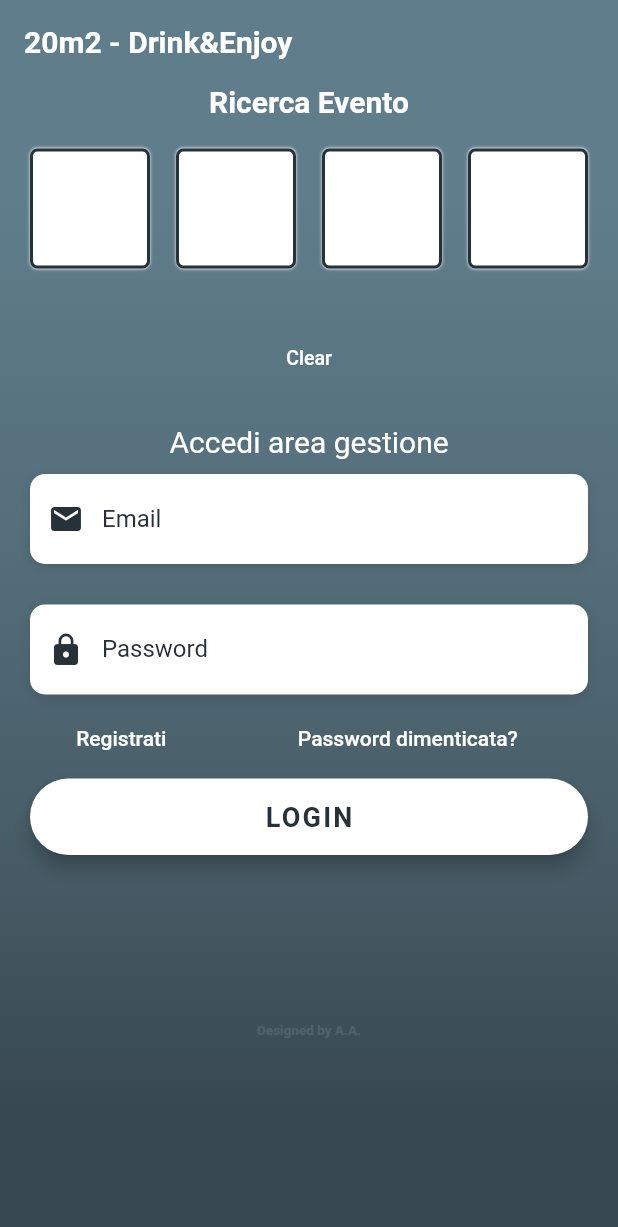
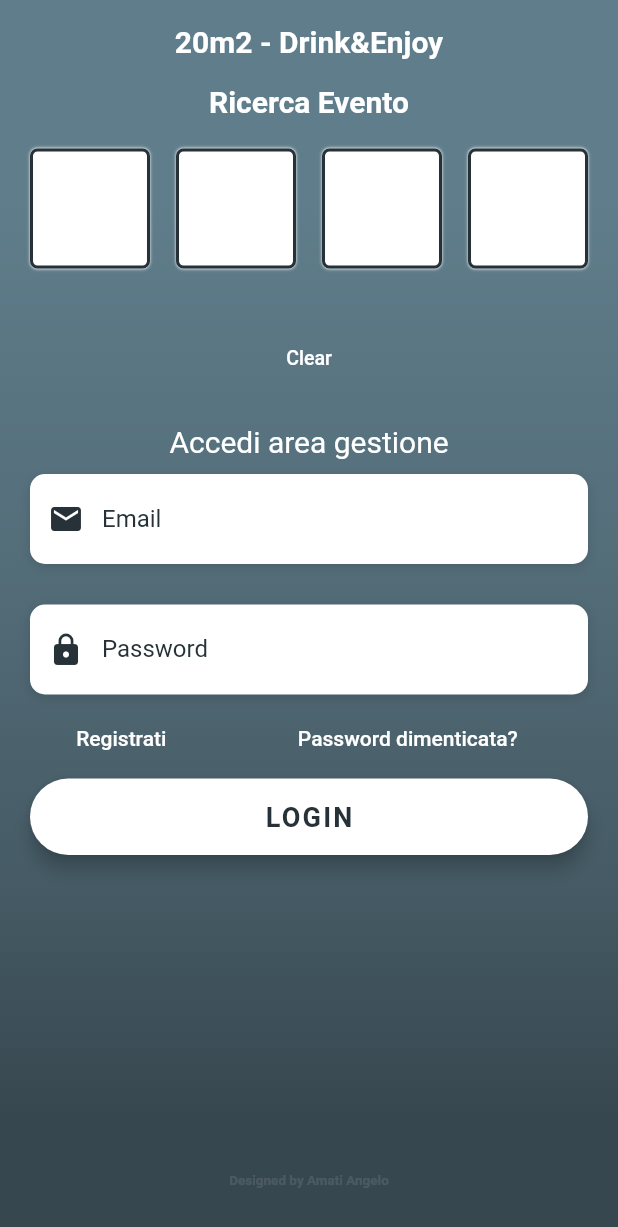
Before and after one commit to amatiangelo90/ventimetri, a Flutter app: the screen it shows after launch, after a tap on "LOGIN", on a phone screen of 412 x 824 dp. Shown: the top 1227 px of the screen. Run offline on Flutter 3.47's test engine with Material 2 defaults, Android fonts, the phone set to English and light mode, and no system bars; drawn by our look-alikes of pin_code_fields; our stand-ins replace chips_choice, cloud_firestore, date_picker_timeline, dio, firebase_auth, firebase_core and 4 more; missing offline and left inert: cloud_firestore_platform_interface; accounts and stored records are empty; Roboto replaces fonts that are missing (LoraFont, OpenSans).

Commit message:
backup prima di spaccare tutto

```diff
--- a/venti_metri/lib/screens/auth/auth_screen.dart
+++ b/venti_metri/lib/screens/auth/auth_screen.dart
@@ -26,6 +26,7 @@ class _LoginAuthScreenState extends State<LoginAuthScreen> {
   final _auth = FirebaseAuth.instance;
   bool _registrationButtonPressed = false;
   bool _resetPasswordButtonPressed = false;
+  User loggedInUser;
 
   Map<String,EventClass> _alreadyUsedPasswordMap;
   Map<String, BarPositionClass> _barPositionMap;
@@ -48,6 +49,8 @@ class _LoginAuthScreenState extends State<LoginAuthScreen> {
     super.initState();
     errorController = StreamController<ErrorAnimationType>();
     initEvents();
+    getCurrentUser();
+
   }
 
   @override
@@ -699,15 +702,18 @@ class _LoginAuthScreenState extends State<LoginAuthScreen> {
 
   @override
   Widget build(BuildContext context) {
-    return Scaffold(
+    return SafeArea(
+      child: Scaffold(
         appBar: AppBar(
           elevation: 0,
           backgroundColor: Colors.blueGrey.shade500,
-        title: Text('20m2 - Drink&Enjoy', style: TextStyle(
+          title: Center(
+            child: Text('20m2 - Drink&Enjoy', style: TextStyle(
             color: Colors.white,
             fontFamily: 'LoraFont',
             fontSize: 20.0,
             fontWeight: FontWeight.bold,
+            ),
             ),
           ),
           automaticallyImplyLeading: false,
@@ -769,8 +775,8 @@ class _LoginAuthScreenState extends State<LoginAuthScreen> {
                         _resetPasswordButtonPressed ? _buildPasswordForgotBtn() :
                         _registrationButtonPressed ? SizedBox(height: 0,) : _buildLoginBtn(),
                         _registrationButtonPressed ? _buildRegisterBtn() : SizedBox(height: 10,),
-                      SizedBox(height: 100,),
-                      Text('Designed by A.A.', style: TextStyle(
+                        SizedBox(height: 200,),
+                        Text('Designed by Amati Angelo', style: TextStyle(
                         color: Colors.white10,
                           fontFamily: 'LoraFont',
                           fontSize: 9.0,
@@ -784,6 +790,7 @@ class _LoginAuthScreenState extends State<LoginAuthScreen> {
                   ),
                 )
               ],
+            ),
           ),
         ),
       ),
@@ -821,4 +828,28 @@ class _LoginAuthScreenState extends State<LoginAuthScreen> {
     print(_champagneriePositionMap.toString());
     print('===============================');
   }
+
+  void getCurrentUser() async {
+    try{
+      final user = await _auth.currentUser;
+      if(user != null){
+
+        if(user != null){
+          print('Email logged in : ' + user.email);
+          Navigator.pushNamed(context, BranchChooseScreen.id);
+          ScaffoldMessenger.of(context)
+              .showSnackBar(SnackBar(
+              duration: Duration(milliseconds: 700),
+              backgroundColor: Colors.green,
+              content: Text('Accesso con utenza ${loggedInUser.email}...', style: TextStyle(fontFamily: 'LoraFont', color: Colors.white),)));
+        }else{
+          print('Not logged');
         }
+      }else{
+        print('No user authenticated');
+      }
+    }catch(e){
+      print('Exception : ' + e);
+    }
+  }
+}
```
Also changed, not shown: venti_metri/lib/screens/branch_choose.dart (+6 -1 lines), venti_metri/lib/screens/event/single_bar_champ_page_manager_screen.dart (+13 -0 lines), venti_metri/lib/screens/event/single_event_manager_screen.dart (+5 -8 lines). Lines whose indentation alone changed are shown as unchanged.
